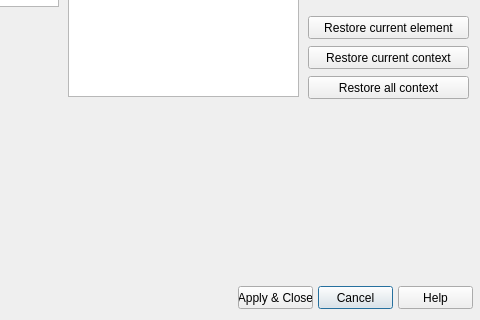
This is qad_windowcolor.ui in geosim/QAD as Qt 5 draws it before an edit; both pictures show x 112 to 592 and y 104 to 424 of the 592 by 424 pixel window. The edited form follows.
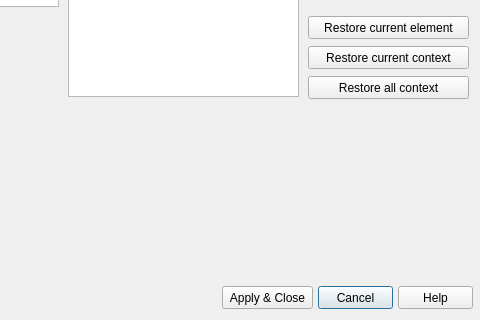
This is the edited form.

Patch:
```diff
--- a/qad_windowcolor.ui
+++ b/qad_windowcolor.ui
@@ -10,6 +10,18 @@
     <height>424</height>
    </rect>
   </property>
+  <property name="minimumSize">
+   <size>
+    <width>592</width>
+    <height>424</height>
+   </size>
+  </property>
+  <property name="maximumSize">
+   <size>
+    <width>592</width>
+    <height>424</height>
+   </size>
+  </property>
   <property name="windowTitle">
    <string>Drawing window Colors</string>
   </property>
@@ -42,9 +54,9 @@
   <widget class="QPushButton" name="Button_ApplyClose">
    <property name="geometry">
     <rect>
-     <x>350</x>
+     <x>334</x>
      <y>390</y>
-     <width>75</width>
+     <width>91</width>
      <height>23</height>
     </rect>
    </property>
```
